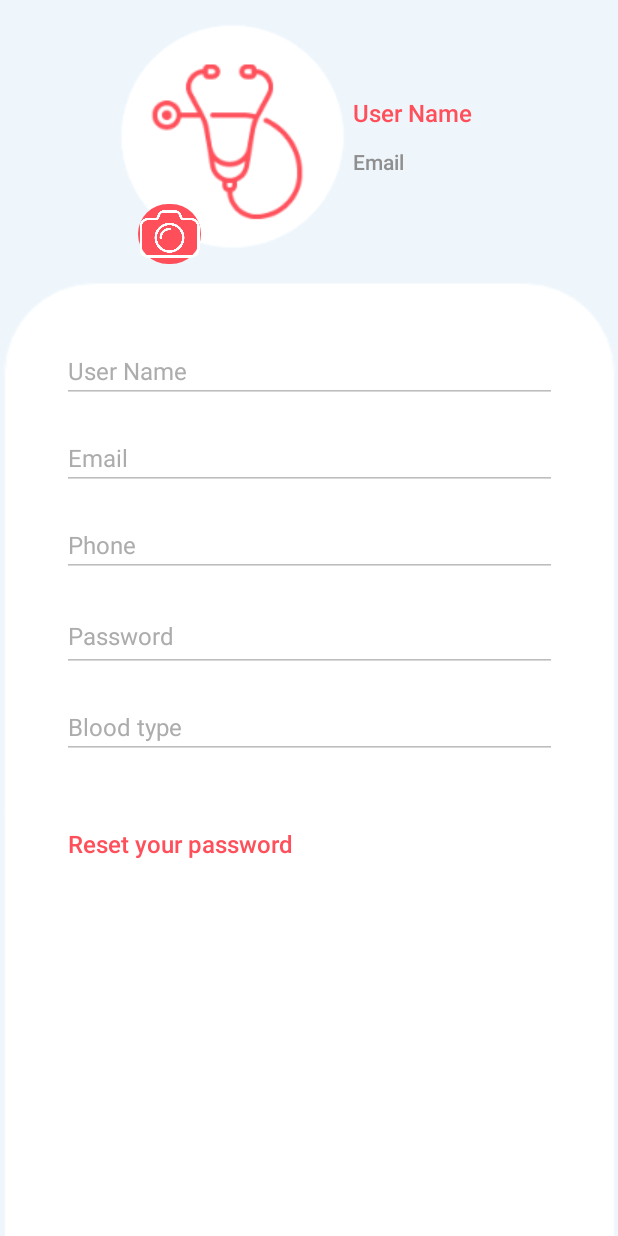
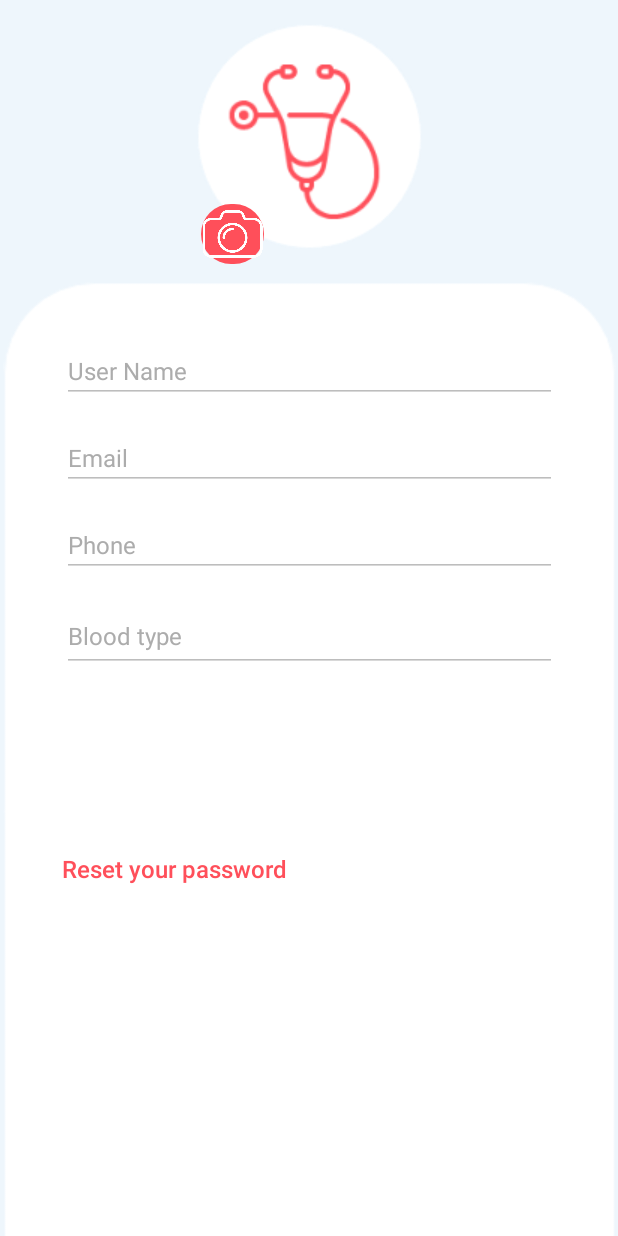
Before and after one commit to emangad99/MedScan, an Android app: the layout activity_patient_edit.xml on its own in the app's theme, with its tools: preview values and no code run, on a phone screen of 412 x 824 dp. Run offline under Robolectric (Android 15) with nearby library versions, the phone set to English and light mode, and no system bars; Roboto replaces fonts that are not available here.

Commit message:
init commit

```diff
--- /dev/null
+++ b/app/src/main/res/drawable/customer_icon2.xml
@@ -0,0 +1,6 @@
+<?xml version="1.0" encoding="utf-8"?>
+<shape xmlns:android="http://schemas.android.com/apk/res/android" android:shape="rectangle">
+    <solid android:color="@color/white"></solid>
+    <corners android:radius="70dp"/>
+    <stroke android:color="@android:color/white" android:width="1dp"/>
+</shape>
--- a/app/src/main/res/layout/activity_home.xml
+++ b/app/src/main/res/layout/activity_home.xml
@@ -67,7 +67,7 @@
                 app:layout_constraintEnd_toEndOf="parent"
                 app:layout_constraintHorizontal_bias="0.487"
                 app:layout_constraintStart_toStartOf="parent"
-                app:layout_constraintTop_toBottomOf="@+id/textView17" />
+                app:layout_constraintTop_toBottomOf="@+id/txt_or" />
 
             <ImageView
                 android:id="@+id/imageView17"
@@ -82,7 +82,7 @@
 
             <TextView
 
-                android:id="@+id/textView17"
+                android:id="@+id/txt_or"
                 android:layout_width="wrap_content"
                 android:layout_height="wrap_content"
                 android:layout_marginTop="60dp"
--- a/app/src/main/res/layout/activity_patient_edit.xml
+++ b/app/src/main/res/layout/activity_patient_edit.xml
@@ -12,8 +12,10 @@
         android:id="@+id/imageView31"
         android:layout_width="wrap_content"
         android:layout_height="wrap_content"
-        android:layout_marginStart="80dp"
         android:layout_marginTop="16dp"
+        app:layout_constraintEnd_toEndOf="parent"
+        app:layout_constraintHorizontal_bias="0.5"
+        app:layout_constraintStart_toEndOf="@+id/imageView32"
         app:layout_constraintStart_toStartOf="parent"
         app:layout_constraintTop_toTopOf="parent"
         app:srcCompat="@drawable/logophoto" />
@@ -22,37 +24,12 @@
         android:id="@+id/imageView32"
         android:layout_width="42dp"
         android:layout_height="40dp"
-        android:layout_marginStart="92dp"
+        android:layout_marginStart="134dp"
         android:layout_marginTop="120dp"
         android:background="@drawable/custom_button"
         app:layout_constraintStart_toStartOf="parent"
         app:layout_constraintTop_toTopOf="@+id/imageView31"
         app:srcCompat="@drawable/camera" />
-
-    <TextView
-        android:id="@+id/textView49"
-        android:layout_width="wrap_content"
-        android:layout_height="wrap_content"
-        android:layout_marginStart="5dp"
-        android:layout_marginTop="64dp"
-        android:fontFamily="sans-serif-medium"
-        android:text="User Name "
-        android:textColor="@color/color2"
-        android:textSize="16sp"
-        app:layout_constraintStart_toEndOf="@+id/imageView31"
-        app:layout_constraintTop_toTopOf="parent" />
-
-    <TextView
-        android:id="@+id/textView50"
-        android:layout_width="wrap_content"
-        android:layout_height="wrap_content"
-        android:layout_marginStart="5dp"
-        android:layout_marginTop="12dp"
-        android:fontFamily="sans-serif-medium"
-        android:text="Email"
-        android:textColor="@color/gray"
-        app:layout_constraintStart_toEndOf="@+id/imageView31"
-        app:layout_constraintTop_toBottomOf="@+id/textView49" />
 
     <ImageView
         android:id="@+id/imageView30"
@@ -94,7 +71,7 @@
         android:textColor="@color/black"
         android:textColorHint="#ACACAC"
         android:textSize="16sp"
-        app:layout_constraintBottom_toTopOf="@+id/editTextTextPassword"
+        app:layout_constraintBottom_toTopOf="@+id/editTextTextblood"
         app:layout_constraintEnd_toEndOf="parent"
         app:layout_constraintHorizontal_bias="0.5"
         app:layout_constraintStart_toStartOf="parent"
@@ -102,19 +79,18 @@
         tools:ignore="TouchTargetSizeCheck" />
 
     <EditText
-        android:id="@+id/editTextTextPassword"
+        android:id="@+id/editTextTextblood"
         android:layout_width="330dp"
         android:layout_height="wrap_content"
         android:layout_marginTop="15dp"
         android:ems="10"
         android:enabled="false"
-        android:hint="Password"
+        android:hint="Blood type"
         android:inputType="textPassword"
         android:minHeight="48dp"
         android:textColor="@color/black"
         android:textColorHint="#ACACAC"
         android:textSize="16sp"
-        app:layout_constraintBottom_toTopOf="@+id/editTextTextPersonName3"
         app:layout_constraintEnd_toEndOf="parent"
         app:layout_constraintHorizontal_bias="0.5"
         app:layout_constraintStart_toStartOf="parent"
@@ -138,35 +114,17 @@
         app:layout_constraintTop_toBottomOf="@+id/editTextTextPersonName2"
         tools:ignore="TouchTargetSizeCheck" />
 
-    <EditText
-        android:id="@+id/editTextTextPersonName3"
-        android:layout_width="330dp"
-        android:layout_height="wrap_content"
-        android:layout_marginTop="15dp"
-        android:ems="10"
-        android:enabled="false"
-        android:hint="Blood type"
-        android:inputType="textPersonName"
-        android:textColor="@color/black"
-        android:textColorHint="#ACACAC"
-        android:textSize="16sp"
-        app:layout_constraintEnd_toEndOf="parent"
-        app:layout_constraintHorizontal_bias="0.5"
-        app:layout_constraintStart_toStartOf="parent"
-        app:layout_constraintTop_toBottomOf="@+id/editTextTextPassword"
-        tools:ignore="TouchTargetSizeCheck" />
-
     <TextView
         android:id="@+id/txt_reset"
         android:layout_width="193dp"
         android:layout_height="38dp"
-        android:layout_marginTop="45dp"
+        android:layout_marginTop="120dp"
         android:fontFamily="sans-serif-medium"
         android:text="Reset your password"
         android:textColor="@color/color2"
         android:textSize="16sp"
         app:layout_constraintEnd_toEndOf="parent"
-        app:layout_constraintHorizontal_bias="0.206"
+        app:layout_constraintHorizontal_bias="0.188"
         app:layout_constraintStart_toStartOf="parent"
-        app:layout_constraintTop_toBottomOf="@+id/editTextTextPersonName3" />
+        app:layout_constraintTop_toBottomOf="@+id/editTextTextblood" />
 </androidx.constraintlayout.widget.ConstraintLayout>
--- a/app/src/main/res/layout/activity_success_reset_pass.xml
+++ b/app/src/main/res/layout/activity_success_reset_pass.xml
@@ -68,14 +68,14 @@
 
     <Button
         android:id="@+id/btn_login"
-        android:layout_width="207dp"
+        android:layout_width="205dp"
         android:layout_height="48dp"
         android:layout_marginTop="68dp"
         android:background="@drawable/custom_button"
         android:text="Login"
         android:textAllCaps="false"
         android:textColor="@color/color3"
-        android:textSize="20sp"
+        android:textSize="16sp"
         app:layout_constraintEnd_toEndOf="@+id/view4"
         app:layout_constraintHorizontal_bias="0.526"
         app:layout_constraintStart_toStartOf="@+id/view4"
--- a/app/src/main/res/menu/main_menu.xml
+++ b/app/src/main/res/menu/main_menu.xml
@@ -33,7 +33,7 @@
                     android:icon="@drawable/logout" />
 
                 <item android:id="@+id/nav_rate"
-                    android:title="Rate Us"
+                    android:title="Rate us"
                     android:icon="@drawable/star" />
             </menu>
         </item>
```
Also changed, not shown: app/src/main/AndroidManifest.xml (+23 -17 lines), app/src/main/java/com/example/medscan/failed.java (added, +27 -0 lines), app/src/main/java/com/example/medscan/successful.java (added, +28 -0 lines), app/src/main/res/layout/activity_failed.xml (renamed from app/src/main/res/layout/activity_successful_page.xml, +44 -42 lines), app/src/main/res/layout/activity_successful.xml (renamed from app/src/main/res/layout/activity_failed_pag.xml, +40 -43 lines).
